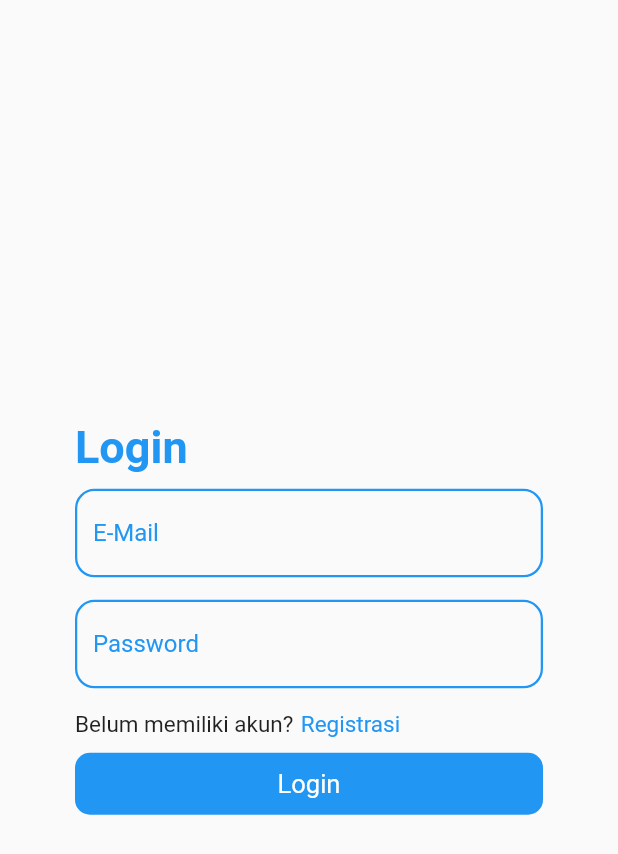
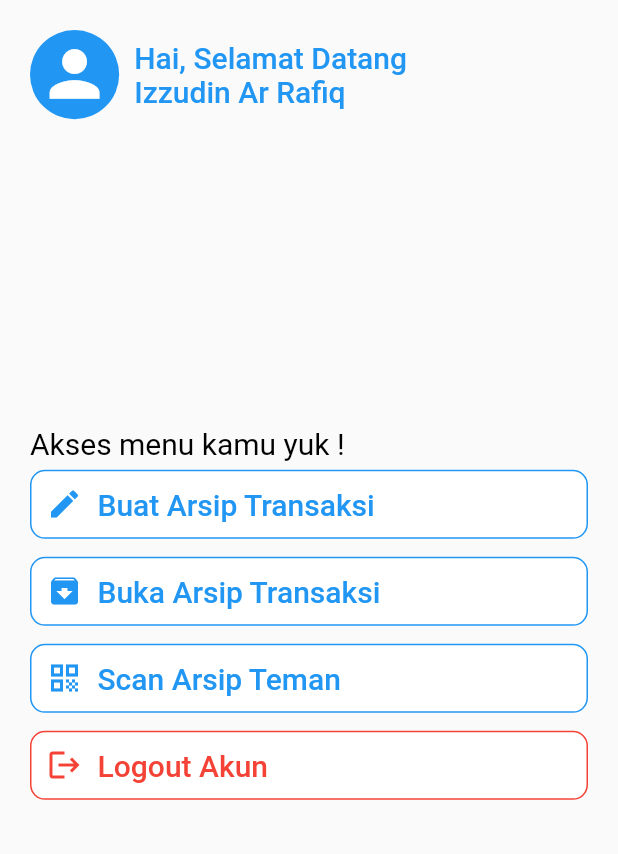
Before and after one commit to izzudin26/B-Archive_Flutter, a Flutter app: the screen it shows after launch, on a phone screen of 412 x 824 dp. Shown: the top 854 px of the screen. Run offline on Flutter 3.47's test engine with Material 2 defaults, Android fonts, the phone set to English and light mode, and no system bars.

Commit message:
add menu screen

```diff
--- /dev/null
+++ b/lib/components/MainMenu/containerMenu.dart
@@ -0,0 +1,37 @@
+import 'package:flutter/material.dart';
+import 'package:b_archive/screen/mainmenu.dart';
+import 'package:b_archive/style/style.dart' as style;
+
+class ContainerMenu extends StatelessWidget {
+
+  MenuItem menuItem;
+  ContainerMenu({Key? key, required this.menuItem}) : super(key: key);
+
+  @override
+  Widget build(BuildContext context) {
+    return Container(
+      margin: EdgeInsets.only(top: 5, bottom: 5),
+      child: TextButton(
+        style: ButtonStyle(
+          side: MaterialStateProperty.resolveWith((states) => BorderSide(
+            color: menuItem.color,
+           width: 1
+          )),
+          shape: MaterialStateProperty.resolveWith((states) => RoundedRectangleBorder(
+            borderRadius: BorderRadius.circular(10)
+          )),
+          backgroundColor: MaterialStateColor.resolveWith((states) => states.contains(MaterialState.pressed) ? menuItem.color.withOpacity(0.2) : Colors.white)
+        ),
+        onPressed: (){},
+        child: Container(
+          padding: EdgeInsets.all(3),
+          child: Row(children: [
+            menuItem.getColoredIcon(),
+            SizedBox(width: 10),
+            Text(menuItem.label, style: style.textMenuStyle(context, menuItem.color))
+          ]),
+        ),
+      ),
+    );
+  }
+}
--- /dev/null
+++ b/lib/components/MainMenu/userProfile.dart
@@ -0,0 +1,39 @@
+import 'package:flutter/material.dart';
+import 'package:b_archive/style/style.dart' as style;
+
+
+class UserProfile extends StatelessWidget {
+  String username;
+  UserProfile({Key? key, required this.username}) : super(key: key);
+
+  @override
+  Widget build(BuildContext context) {
+    return Container(
+      padding: EdgeInsets.all(20),
+      child: Row(
+        crossAxisAlignment: CrossAxisAlignment.center,
+        mainAxisAlignment: MainAxisAlignment.start,
+        children: [
+          Container(
+            padding: EdgeInsets.all(5),
+            decoration: BoxDecoration(
+              shape: BoxShape.circle,
+              color: Theme.of(context).colorScheme.primary
+            ),
+            child: Icon(Icons.person, color: Colors.white,size: MediaQuery.of(context).size.width * 0.12),
+          ),
+          Container(
+            margin: EdgeInsets.only(left: 10),
+            child: Column(
+              crossAxisAlignment: CrossAxisAlignment.start,
+              children: [
+                Text("Hai, Selamat Datang", style: style.profileSubtitle(context)),
+                Text(username, style: style.profileSubtitle(context),)
+              ],
+            ),
+          )
+        ],
+      ),
+    );
+  }
+}
--- a/lib/main.dart
+++ b/lib/main.dart
@@ -1,5 +1,7 @@
 import 'package:b_archive/screen/login.dart';
+import 'package:b_archive/screen/mainmenu.dart';
 import 'package:flutter/material.dart';
+import 'package:flutter/services.dart';
 
 void main() {
   runApp(const MyApp());
@@ -25,7 +27,7 @@ class MyApp extends StatelessWidget {
         // is not restarted.
         primarySwatch: Colors.blue,
       ),
-      home: Login(),
+      home: MainMenu(),
     );
   }
 }
--- /dev/null
+++ b/lib/screen/mainmenu.dart
@@ -0,0 +1,61 @@
+import 'package:b_archive/components/MainMenu/userProfile.dart';
+import 'package:flutter/material.dart';
+import 'package:b_archive/style/style.dart' as style;
+import 'package:b_archive/components/MainMenu/containerMenu.dart';
+
+class MenuItem {
+  String label;
+  Color color;
+  Icon prefixIcon;
+  MenuItem({required this.label, required this.color, required this.prefixIcon});
+
+  Icon getColoredIcon() => Icon(prefixIcon.icon, color: color);
+}
+
+class MainMenu extends StatefulWidget {
+  MainMenu({Key? key}) : super(key: key);
+
+  @override
+  State<MainMenu> createState() => _MainMenuState();
+}
+
+class _MainMenuState extends State<MainMenu> {
+
+  List<MenuItem> menuItems = [
+    MenuItem(label: "Buat Arsip Transaksi", color: Colors.blue, prefixIcon: Icon(Icons.create)),
+    MenuItem(label: "Buka Arsip Transaksi", color: Colors.blue, prefixIcon: Icon(Icons.archive)),
+    MenuItem(label: "Scan Arsip Teman", color: Colors.blue, prefixIcon: Icon(Icons.qr_code)),
+    MenuItem(label: "Logout Akun", color: Colors.red, prefixIcon: Icon(Icons.logout))
+  ];
+
+  Widget menuSection() => Column(
+    children: menuItems.map((e) => ContainerMenu(menuItem: e)).toList(),
+  );
+
+  @override
+  Widget build(BuildContext context) {
+    Size size = MediaQuery.of(context).size;
+    return Scaffold(
+      body: SingleChildScrollView(
+        child: Column(
+          mainAxisAlignment: MainAxisAlignment.center,
+          crossAxisAlignment: CrossAxisAlignment.start,
+          children: [
+            UserProfile(username: "Izzudin Ar Rafiq"),
+            SizedBox(height: size.height * 0.2),
+            Container(
+              padding: EdgeInsets.all(20),
+              child: Column(
+                crossAxisAlignment: CrossAxisAlignment.start,
+                children: [
+                  Text("Akses menu kamu yuk !", style: style.textMenuStyle(context, Colors.black)),
+                  menuSection()
+                ],
+              ),
+            )
+          ],
+        ),
+      ),
+    );
+  }
+}
--- a/lib/style/style.dart
+++ b/lib/style/style.dart
@@ -51,3 +51,14 @@ Widget checkBox(BuildContext context, bool value) => Container(
               size: 25, color: Theme.of(context).colorScheme.primary)
           : Icon(Icons.square, size: 25, color: Colors.grey.shade400),
     );
+
+TextStyle profileSubtitle(BuildContext context) => TextStyle(
+  fontSize: 20,
+  color: Theme.of(context).colorScheme.primary,
+  fontWeight: FontWeight.w500
+);
+
+TextStyle textMenuStyle(BuildContext context, Color color) => TextStyle(
+  fontSize: 20,
+  color: color,
+);
```
